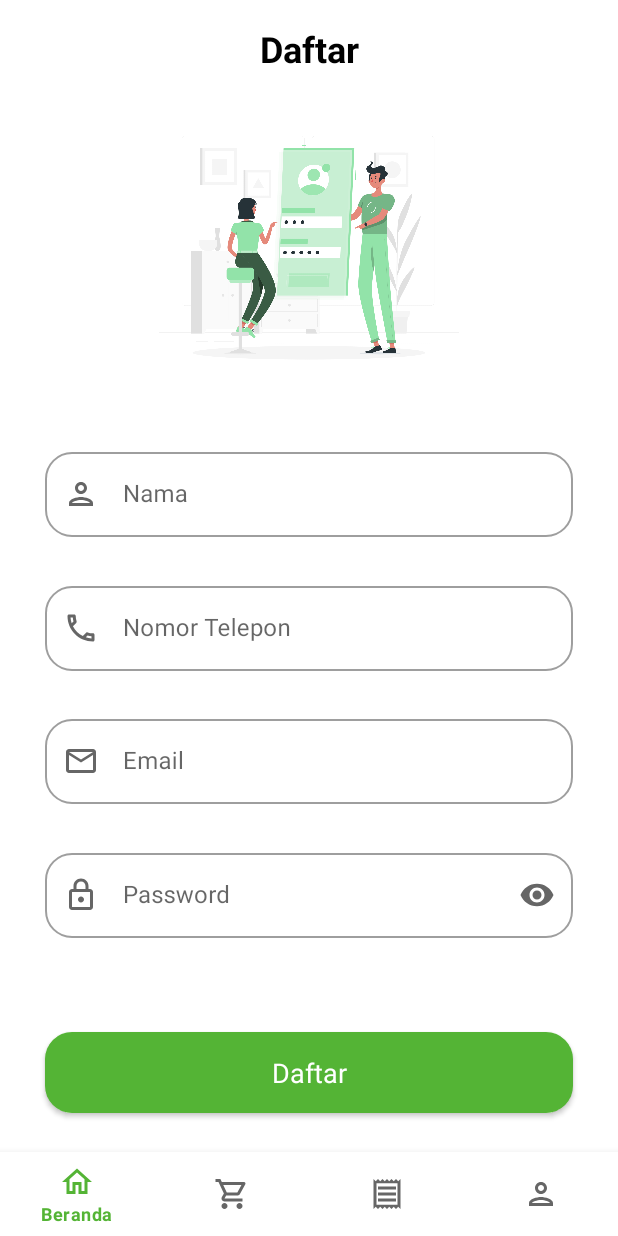
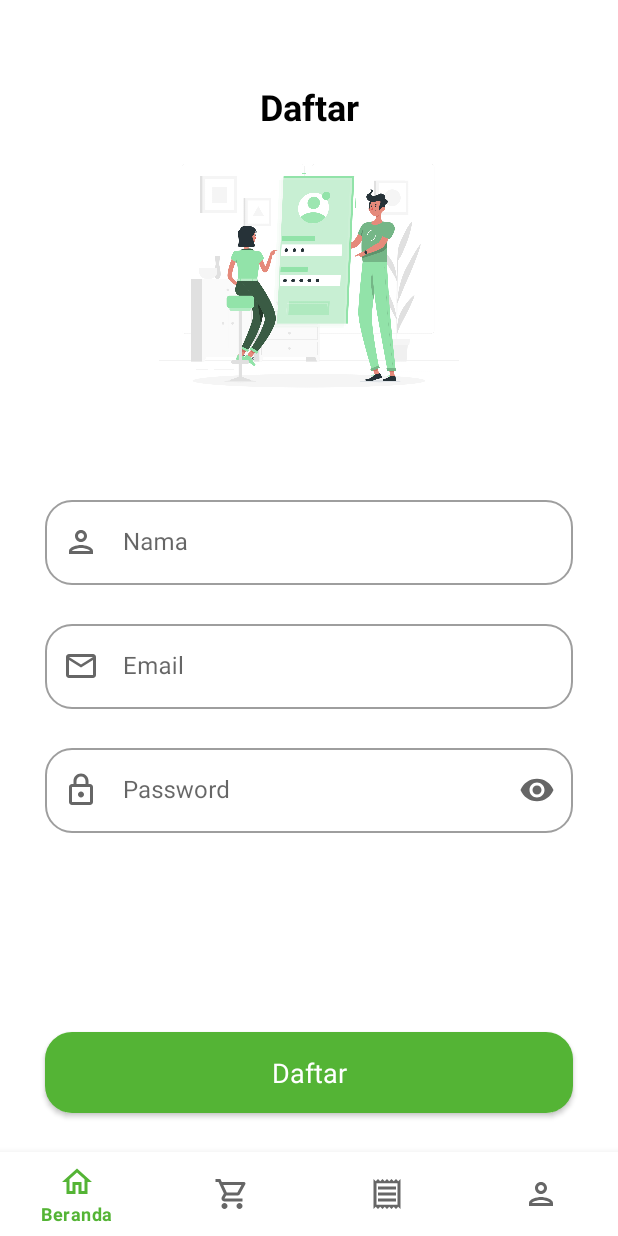
Before and after one commit to haniifac/CapstonePesaing_Revisited, an Android app: the RegisterFragment screen opened through its navigation route, on a phone screen of 412 x 824 dp. Run offline under Robolectric (Android 15) with nearby library versions, the light colour scheme and no system bars; our stand-ins replace Firebase (no records; nobody signed in at launch, a user with empty details on screens opened directly), navigation-ui.

Commit message:
fixing login and register ui margin

```diff
--- a/app/src/main/java/com/haniifac/capstonepesaing_revisited/app/ui/home/HomeUserFragment.kt
+++ b/app/src/main/java/com/haniifac/capstonepesaing_revisited/app/ui/home/HomeUserFragment.kt
@@ -57,6 +57,13 @@ class HomeUserFragment : Fragment() {
         super.onResume()
         val bottomNav = requireActivity().findViewById<BottomNavigationView>(R.id.bottom_nav)
         bottomNav.visibility = View.VISIBLE
+    }
+
+    override fun onDestroyView() {
+        super.onDestroyView()
+        _binding = null
+        list1.clear()
+        list2.clear()
     }
 
     private val listCategory: ArrayList<Category>
--- a/app/src/main/java/com/haniifac/capstonepesaing_revisited/app/ui/register/RegisterFragment.kt
+++ b/app/src/main/java/com/haniifac/capstonepesaing_revisited/app/ui/register/RegisterFragment.kt
@@ -48,7 +48,6 @@ class RegisterFragment : Fragment() {
         val email = binding.tvEmail.text.toString()
         val pass = binding.tvPassword.text.toString()
         val name = binding.tvName.text.toString()
-        val phone = binding.tvPhone.text.toString()
 
         if(email.isNotBlank() && !android.util.Patterns.EMAIL_ADDRESS.matcher(email).matches()){
             Toast.makeText(context,"Email format is not valid", Toast.LENGTH_SHORT).show()
--- a/app/src/main/res/layout/fragment_account.xml
+++ b/app/src/main/res/layout/fragment_account.xml
@@ -10,7 +10,7 @@
         android:id="@+id/tv_title_account"
         android:layout_width="wrap_content"
         android:layout_height="wrap_content"
-        android:layout_marginTop="20dp"
+        android:layout_marginTop="40dp"
         android:text="@string/account_title"
         android:textSize="30sp"
         android:textStyle="bold"
--- a/app/src/main/res/layout/fragment_register.xml
+++ b/app/src/main/res/layout/fragment_register.xml
@@ -9,18 +9,19 @@
     <TextView
         android:layout_width="wrap_content"
         android:layout_height="wrap_content"
-        android:layout_marginTop="16dp"
         android:textColor="@android:color/black"
         android:text="@string/daftar"
         android:textSize="24sp"
         android:textStyle="bold"
         app:layout_constraintEnd_toEndOf="parent"
         app:layout_constraintStart_toStartOf="parent"
-        app:layout_constraintTop_toTopOf="parent" />
+        app:layout_constraintBottom_toTopOf="@id/img_register" />
 
     <ImageView
+        android:id="@+id/img_register"
         android:layout_width="200dp"
         android:layout_height="200dp"
+        android:layout_marginBottom="20dp"
         android:src="@drawable/register_img"
         app:layout_constraintBottom_toTopOf="@id/guideline_top_image"
         app:layout_constraintEnd_toEndOf="parent"
@@ -36,7 +37,7 @@
         android:hint="@string/nama_string"
         app:layout_constraintStart_toStartOf="parent"
         app:layout_constraintTop_toBottomOf="@id/guideline_top_image"
-        app:layout_constraintBottom_toTopOf="@id/phone_textInputLayout"
+        app:layout_constraintBottom_toTopOf="@id/email_textInputLayout"
         app:startIconDrawable="@drawable/ic_outline_person_24">
 
         <com.google.android.material.textfield.TextInputEditText
@@ -44,28 +45,6 @@
             android:layout_width="match_parent"
             android:layout_height="wrap_content"
             android:inputType="textPersonName" />
-
-    </com.google.android.material.textfield.TextInputLayout>
-
-    <com.google.android.material.textfield.TextInputLayout
-        android:id="@+id/phone_textInputLayout"
-        style="@style/OutlinedRoundedBox"
-        android:layout_width="match_parent"
-        android:layout_height="wrap_content"
-        android:layout_marginStart="30dp"
-        android:layout_marginEnd="30dp"
-        android:hint="@string/nomor_telepon_string"
-        app:layout_constraintStart_toStartOf="parent"
-        app:layout_constraintEnd_toEndOf="parent"
-        app:layout_constraintTop_toBottomOf="@id/name_textInputLayout"
-        app:layout_constraintBottom_toTopOf="@id/email_textInputLayout"
-        app:startIconDrawable="@drawable/ic_outline_phone_24">
-
-        <com.google.android.material.textfield.TextInputEditText
-            android:id="@+id/tv_phone"
-            android:layout_width="match_parent"
-            android:layout_height="wrap_content"
-            android:inputType="phone" />
 
     </com.google.android.material.textfield.TextInputLayout>
 
@@ -78,7 +57,7 @@
         android:layout_marginEnd="30dp"
         android:hint="@string/email_string"
         app:layout_constraintStart_toStartOf="parent"
-        app:layout_constraintTop_toBottomOf="@id/phone_textInputLayout"
+        app:layout_constraintTop_toBottomOf="@id/name_textInputLayout"
         app:layout_constraintBottom_toTopOf="@id/password_textInputLayout"
         app:startIconDrawable="@drawable/ic_outline_email_24">
 
@@ -131,13 +110,13 @@
         android:layout_width="wrap_content"
         android:layout_height="wrap_content"
         android:orientation="horizontal"
-        app:layout_constraintGuide_percent="0.35" />
+        app:layout_constraintGuide_percent="0.4" />
 
     <androidx.constraintlayout.widget.Guideline
         android:id="@+id/guideline_top_login"
         android:layout_width="wrap_content"
         android:layout_height="wrap_content"
         android:orientation="horizontal"
-        app:layout_constraintGuide_percent="0.85" />
+        app:layout_constraintGuide_percent="0.75" />
 
 </androidx.constraintlayout.widget.ConstraintLayout>
```
Also changed, not shown: app/src/main/java/com/haniifac/capstonepesaing_revisited/app/ui/login/LoginFragment.kt (+7 -0 lines), app/src/main/res/layout/fragment_login.xml (+5 -6 lines).
